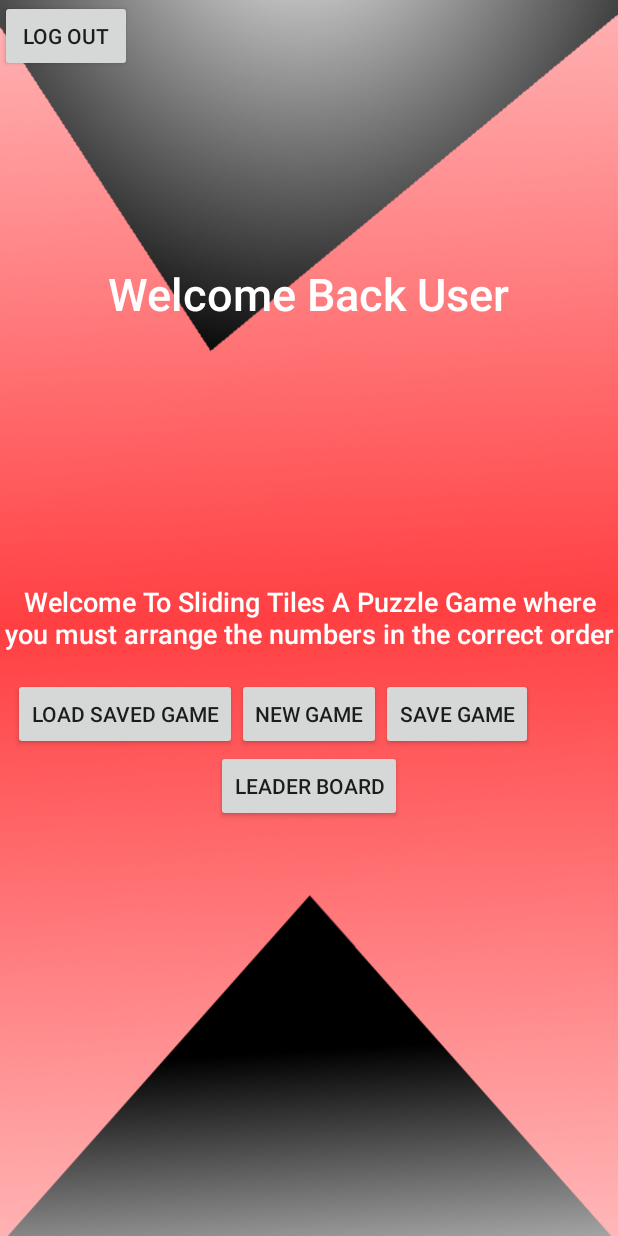
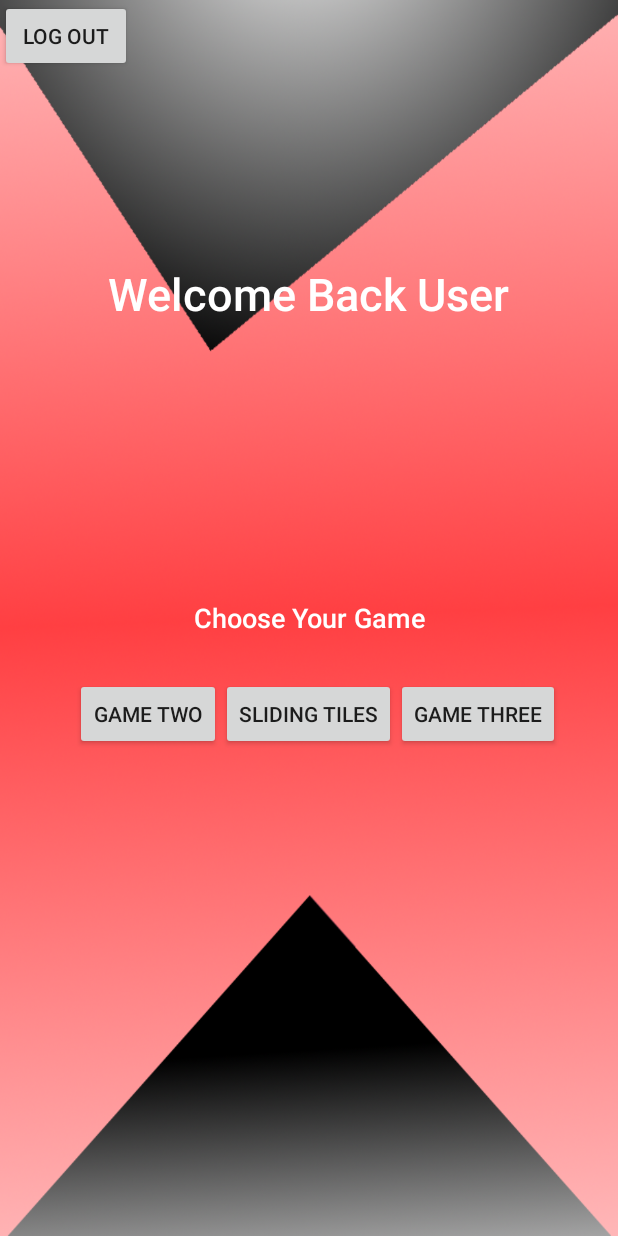
Before and after one commit to SimranS224/GameCenter, an Android app: the RegistrationActivity screen opened directly, with no data from a screen before it, after a tap on "ALREADY A USER", on a phone screen of 412 x 824 dp. Run offline under Robolectric (Android 15) with nearby library versions, the phone set to English and light mode, and no system bars; our stand-ins replace Firebase (no records; nobody signed in at launch, a user with empty details on screens opened directly); 1 statement that could not run was skipped.

Commit message:
Game Choice Actitivity Added

```diff
--- a/Phase2/GameCentre/app/src/main/AndroidManifest.xml
+++ b/Phase2/GameCentre/app/src/main/AndroidManifest.xml
@@ -21,7 +21,7 @@
             </intent-filter>
         </activity>
         <activity android:name=".GameActivity" />
-        <activity android:name=".StartingActivity"></activity>
+        <activity android:name=".StartingActivity" />
         <activity android:name=".LeaderBoardMain" />
         <activity android:name=".GlobalThreeByThree" />
         <activity android:name=".GlobalFiveByFive" />
@@ -31,7 +31,8 @@
         <activity android:name=".LocalFiveByFive" />
         <activity android:name=".LocalThreeByThree" />
         <activity android:name=".SettingsActivity" />
-        <activity android:name=".FirstActivity"></activity>
+        <activity android:name=".FirstActivity" />
+        <activity android:name=".GameChoiceActivity"></activity>
     </application>
 
 </manifest>
--- /dev/null
+++ b/Phase2/GameCentre/app/src/main/java/fall2018/csc2017/GameCentre/GameChoiceActivity.java
@@ -0,0 +1,132 @@
+package fall2018.csc2017.GameCentre;
+
+import android.content.Intent;
+import android.support.annotation.NonNull;
+import android.support.v7.app.AppCompatActivity;
+import android.os.Bundle;
+import android.view.View;
+import android.widget.Button;
+import android.widget.TextView;
+
+import com.google.firebase.auth.FirebaseAuth;
+import com.google.firebase.database.DataSnapshot;
+import com.google.firebase.database.DatabaseError;
+import com.google.firebase.database.DatabaseReference;
+import com.google.firebase.database.FirebaseDatabase;
+import com.google.firebase.database.ValueEventListener;
+
+import java.util.Map;
+import java.util.Objects;
+
+/**
+ * Activity where the user chooses the Game to play.
+ */
+public class GameChoiceActivity extends AppCompatActivity {
+
+    /**
+     * Firebase Database reference pointing to the current user
+     */
+    private DatabaseReference mUserDatabase;
+
+    /**
+     * String representing the id of the current user in the firebase database
+     */
+    private String userID;
+
+    /**
+     * The Welcome Text
+     */
+    private TextView mWelcomeText;
+
+
+    @Override
+    protected void onCreate(Bundle savedInstanceState) {
+        super.onCreate(savedInstanceState);
+        setContentView(R.layout.activity_game_choice);
+
+        getUserDatabaseReference();
+
+        mWelcomeText = findViewById(R.id.welcomeText);
+
+        getUserInfoFromDatabase();
+
+        addSlidingTilesButtonListener();
+
+        addLogoutButtonListener();
+    }
+
+
+
+    /**
+     * Activate Logout Button
+     */
+    private void addLogoutButtonListener() {
+
+        Button mLogoutButton = findViewById(R.id.LogoutButton);
+        mLogoutButton.setOnClickListener(new View.OnClickListener() {
+            @Override
+            public void onClick(View view) {
+                FirebaseAuth.getInstance().signOut();
+                Intent intent = new Intent(GameChoiceActivity.this,FirstActivity.class);
+                startActivity(intent);
+                finish();
+            }
+        });
+    }
+
+    /**
+     * Activate Sliding Tiles Button
+     */
+    private void addSlidingTilesButtonListener() {
+        Button mSlidingTilesButton = findViewById(R.id.SlidingTiles);
+        mSlidingTilesButton.setOnClickListener(new View.OnClickListener() {
+            @Override
+            public void onClick(View v) {
+                Intent intent = new Intent(GameChoiceActivity.this,StartingActivity.class);
+                startActivity(intent);
+                finish();
+            }
+        });
+
+    }
+
+    /**
+     * Get database reference from the Firebase Database pointing to the current user
+     */
+    private void getUserDatabaseReference() {
+
+        FirebaseAuth mAuth = FirebaseAuth.getInstance();
+        userID = Objects.requireNonNull(mAuth.getCurrentUser()).getUid();
+        mUserDatabase= FirebaseDatabase.getInstance().getReference().child("Users").child("userId").child(userID);
+    }
+
+    /**
+     * Get Current User's Saved Information from the database to the application
+     */
+    private void getUserInfoFromDatabase() {
+
+        getUserDatabaseReference();
+        mUserDatabase.addValueEventListener(new ValueEventListener() {
+            @Override
+            public void onDataChange(@NonNull DataSnapshot dataSnapshot) {
+                if(dataSnapshot.exists() && dataSnapshot.getChildrenCount() >0) {
+                    Map<String, Object> map = (Map<String,Object>) dataSnapshot.getValue();
+                    assert map != null;
+                    if (map.get("Name")!=null) {
+                        String name = map.get("Name").toString();
+                        mWelcomeText.setText("Welcome Back "+name);
+                    }
+                }
+            }
+
+            @Override
+            public void onCancelled(@NonNull DatabaseError databaseError) {
+
+            }
+        });
+    }
+
+
+
+
+}
--- a/Phase2/GameCentre/app/src/main/java/fall2018/csc2017/GameCentre/LoginActivityMain.java
+++ b/Phase2/GameCentre/app/src/main/java/fall2018/csc2017/GameCentre/LoginActivityMain.java
@@ -123,7 +123,7 @@ public class LoginActivityMain extends AppCompatActivity {
             public void onAuthStateChanged(@NonNull FirebaseAuth firebaseAuth) {
                 FirebaseUser user = FirebaseAuth.getInstance().getCurrentUser();
                 if (user != null) {
-                    Intent intent = new Intent(LoginActivityMain.this, StartingActivity.class);
+                    Intent intent = new Intent(LoginActivityMain.this, GameChoiceActivity.class);
                     startActivity(intent);
                     finish();
 
--- a/Phase2/GameCentre/app/src/main/java/fall2018/csc2017/GameCentre/RegistrationActivity.java
+++ b/Phase2/GameCentre/app/src/main/java/fall2018/csc2017/GameCentre/RegistrationActivity.java
@@ -155,7 +155,7 @@ public class RegistrationActivity extends AppCompatActivity {
             public void onAuthStateChanged(@NonNull FirebaseAuth firebaseAuth) {
                 FirebaseUser user = FirebaseAuth.getInstance().getCurrentUser();
                 if(user!=null) {
-                    Intent intent = new Intent(RegistrationActivity.this,StartingActivity.class);
+                    Intent intent = new Intent(RegistrationActivity.this,GameChoiceActivity.class);
                     startActivity(intent);
                     finish();
                 }
--- /dev/null
+++ b/Phase2/GameCentre/app/src/main/res/layout/activity_game_choice.xml
@@ -0,0 +1,81 @@
+<?xml version="1.0" encoding="utf-8"?>
+<RelativeLayout xmlns:android="http://schemas.android.com/apk/res/android"
+    xmlns:tools="http://schemas.android.com/tools"
+    android:id="@+id/gradient_backg"
+    android:layout_width="match_parent"
+    android:layout_height="match_parent"
+    android:background="@drawable/background"
+    android:clickable="true"
+    android:focusable="true"
+    android:focusableInTouchMode="true"
+    tools:context="fall2018.csc2017.GameCentre.GameChoiceActivity">
+
+
+
+    <TextView
+        android:id="@+id/GameText"
+        android:layout_width="match_parent"
+        android:layout_height="80dp"
+        android:layout_alignParentStart="true"
+        android:layout_centerVertical="true"
+        android:gravity="center"
+        android:text="Choose Your Game"
+        android:textAlignment="center"
+        android:textAppearance="@style/TextAppearance.AppCompat.Body2"
+        android:textColor="@android:color/white"
+        android:textSize="18sp" />
+
+    <Button
+        android:id="@+id/SlidingTiles"
+        android:layout_width="wrap_content"
+        android:layout_height="wrap_content"
+        android:layout_below="@+id/GameText"
+        android:layout_centerHorizontal="true"
+        android:text="Sliding Tiles" />
+
+    <Button
+        android:id="@+id/GameTwo"
+        android:layout_width="wrap_content"
+        android:layout_height="wrap_content"
+        android:layout_below="@+id/GameText"
+        android:layout_toStartOf="@+id/SlidingTiles"
+        android:text="Game Two" />
+
+    <Button
+        android:id="@+id/GameThree"
+        android:layout_width="wrap_content"
+        android:layout_height="wrap_content"
+        android:layout_below="@+id/GameText"
+        android:layout_toEndOf="@+id/SlidingTiles"
+        android:text="Game Three" />
+
+
+    <RelativeLayout
+        android:layout_width="wrap_content"
+        android:layout_height="wrap_content">
+
+
+        <Button
+            android:id="@+id/LogoutButton"
+            android:layout_width="wrap_content"
+            android:layout_height="wrap_content"
+            android:text="@string/log_out" />
+
+
+    </RelativeLayout>
+
+    <TextView
+        android:id="@+id/welcomeText"
+        android:layout_width="279dp"
+        android:layout_height="95dp"
+        android:layout_alignParentTop="true"
+        android:layout_centerHorizontal="true"
+        android:layout_marginTop="175dp"
+        android:text="@string/welcome_back_user"
+        android:textAlignment="center"
+        android:textAppearance="@style/TextAppearance.AppCompat.Body2"
+        android:textColor="@android:color/white"
+        android:textSize="30sp" />
+
+
+</RelativeLayout>
```
